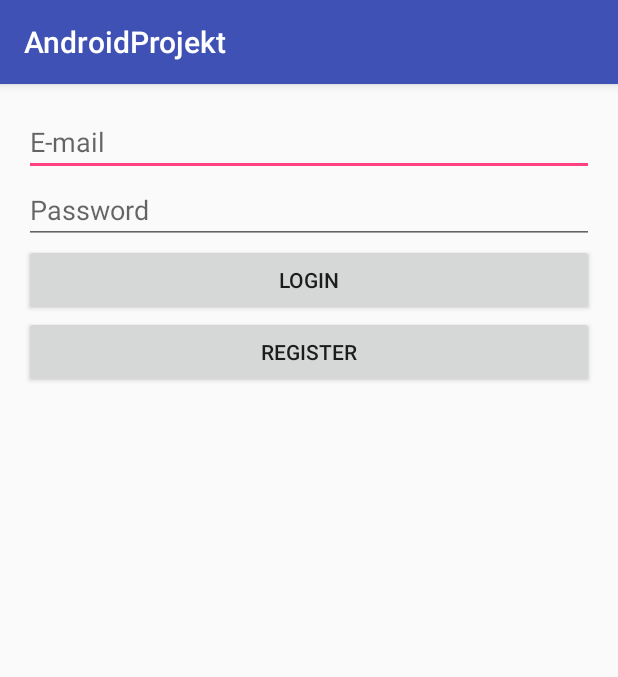
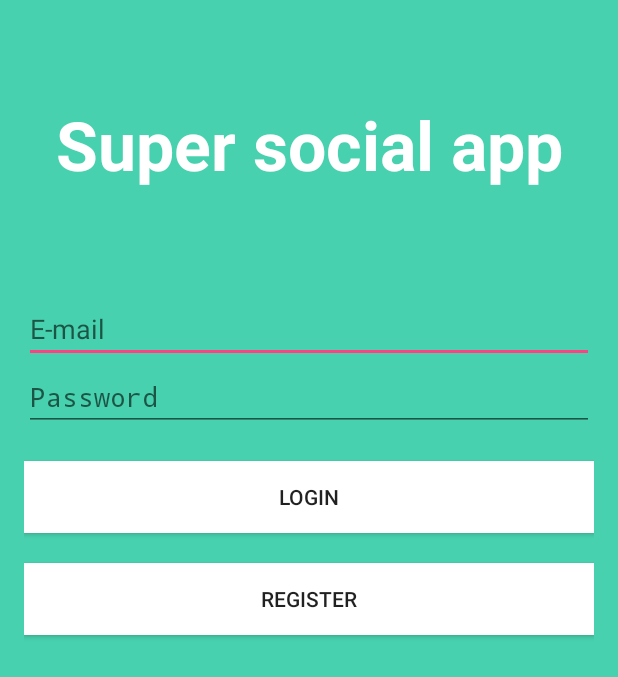
Before and after one commit to gvekan/tddd80-android-flask, an Android app: the screen it shows after launch (LoginActivity), on a phone screen of 412 x 824 dp. Shown: the top 677 px of the screen. Run offline under Robolectric (Android 15) with nearby library versions, the phone set to English and light mode, and no system bars; our stand-ins replace Volley.

Commit message:
ändrat mycket i layout

```diff
--- a/AndroidProjekt/app/build.gradle
+++ b/AndroidProjekt/app/build.gradle
@@ -2,7 +2,7 @@ apply plugin: 'com.android.application'
 
 android {
     compileSdkVersion 23
-    buildToolsVersion "23.0.2"
+    buildToolsVersion '25.0.0'
     defaultConfig {
         applicationId "com.example.simsu451.androidprojekt"
         minSdkVersion 23
--- a/AndroidProjekt/app/src/main/AndroidManifest.xml
+++ b/AndroidProjekt/app/src/main/AndroidManifest.xml
@@ -30,7 +30,7 @@
         <activity android:name=".chat.ChatActivity" />
         <activity android:name=".friend.FriendsActivity" />
         <activity android:name=".friend.RequestsActivity" />
-        <activity android:name=".UsersActivity"></activity>
+        <activity android:name=".UsersActivity"/>
     </application>
 
 </manifest>
--- a/AndroidProjekt/app/src/main/java/com/example/simsu451/androidprojekt/LoginActivity.java
+++ b/AndroidProjekt/app/src/main/java/com/example/simsu451/androidprojekt/LoginActivity.java
@@ -6,6 +6,8 @@ import android.content.Intent;
 import android.support.v7.app.AppCompatActivity;
 import android.os.Bundle;
 import android.view.View;
+import android.view.Window;
+import android.view.WindowManager;
 import android.widget.Button;
 import android.widget.EditText;
 import android.widget.Toast;
@@ -26,7 +28,9 @@ import com.example.simsu451.androidprojekt.wall.WallActivity;
 import org.json.JSONException;
 import org.json.JSONObject;
 
-public class LoginActivity extends AppCompatActivity {
+import java.util.MissingResourceException;
+
+public class LoginActivity extends Activity {
     private Class intentClass;
     private Bundle savedInstanceState;
 
@@ -35,13 +39,12 @@ public class LoginActivity extends AppCompatActivity {
         super.onCreate(savedInstanceState);
         setContentView(R.layout.activity_login);
 
-        this.savedInstanceState = savedInstanceState;
+        intentClass = WallActivity.class;
 
-
+        try {
             String toast = savedInstanceState.getString("toast");
-        if (toast != null && !toast.isEmpty()) Toast.makeText(this, toast, Toast.LENGTH_SHORT).show();
-
-        intentClass = WallActivity.class;
+            if (toast != null && !toast.isEmpty())
+                Toast.makeText(this, toast, Toast.LENGTH_SHORT).show();
             String classString = savedInstanceState.getString("class");
             if (classString != null) {
                 String[] className = classString.split(".");
@@ -60,6 +63,12 @@ public class LoginActivity extends AppCompatActivity {
                         break;
                 }
             }
+            this.savedInstanceState = savedInstanceState;
+        } catch (MissingResourceException | NullPointerException ignore) {
+            this.savedInstanceState = new Bundle();
+        }
+
+
 
         Button registerButton = (Button) findViewById(R.id.registerButton);
         if (registerButton == null) throw new AssertionError("registerButton is null");
--- /dev/null
+++ b/AndroidProjekt/app/src/main/res/color/color.xml
@@ -0,0 +1,4 @@
+<?xml version="1.0" encoding="utf-8"?>
+<selector xmlns:android="http://schemas.android.com/apk/res/android">
+
+</selector>
--- a/AndroidProjekt/app/src/main/res/layout/activity_chat.xml
+++ b/AndroidProjekt/app/src/main/res/layout/activity_chat.xml
@@ -22,7 +22,9 @@
             android:layout_width="match_parent"
             android:layout_height="match_parent"
             android:id="@+id/lwChat"
-            android:stackFromBottom="true" />
+            android:stackFromBottom="true"
+            android:divider="@null"
+            android:dividerHeight="0dp"/>
 
     </android.support.v4.widget.SwipeRefreshLayout>
 
--- a/AndroidProjekt/app/src/main/res/layout/activity_login.xml
+++ b/AndroidProjekt/app/src/main/res/layout/activity_login.xml
@@ -9,7 +9,19 @@
     android:paddingRight="@dimen/activity_horizontal_margin"
     android:paddingTop="@dimen/activity_vertical_margin"
     tools:context="com.example.simsu451.androidprojekt.LoginActivity"
-    android:orientation="vertical">
+    android:orientation="vertical"
+    android:background="@color/colorPrimary">
+
+    <TextView
+        android:text="Super social app"
+        android:layout_width="match_parent"
+        android:layout_height="wrap_content"
+        android:textAlignment="center"
+        android:textSize="45sp"
+        android:textColor="#FFFFFF"
+        android:textStyle="bold"
+        android:layout_marginTop="50dp"
+        android:layout_marginBottom="70dp"/>
 
     <EditText
         android:hint="@string/e_mail"
@@ -31,11 +43,17 @@
         android:text="@string/login"
         android:layout_width="match_parent"
         android:layout_height="wrap_content"
-        android:id="@+id/loginButton" />
+        android:id="@+id/loginButton"
+        android:background="#FFFFFF"
+        android:layout_marginTop="20dp"
+        android:layout_marginBottom="20dp"
+        android:layout_gravity="center"
+        />
 
     <Button
         android:text="@string/register"
         android:layout_width="match_parent"
         android:layout_height="wrap_content"
-        android:id="@+id/registerButton" />
+        android:id="@+id/registerButton"
+        android:background="#FFFFFF"/>
 </LinearLayout>
--- /dev/null
+++ b/AndroidProjekt/app/src/main/res/layout/message.xml
@@ -0,0 +1,6 @@
+<?xml version="1.0" encoding="utf-8"?>
+<FrameLayout xmlns:android="http://schemas.android.com/apk/res/android"
+    android:layout_width="match_parent"
+    android:layout_height="wrap_content"
+    android:id="@+id/flMessage">
+</FrameLayout>
--- a/AndroidProjekt/app/src/main/res/values/colors.xml
+++ b/AndroidProjekt/app/src/main/res/values/colors.xml
@@ -1,6 +1,6 @@
 <?xml version="1.0" encoding="utf-8"?>
 <resources>
-    <color name="colorPrimary">#3F51B5</color>
-    <color name="colorPrimaryDark">#303F9F</color>
+    <color name="colorPrimary">#47d1ae</color>
+    <color name="colorPrimaryDark">#29A384</color>
     <color name="colorAccent">#FF4081</color>
 </resources>
--- a/AndroidProjekt/build.gradle
+++ b/AndroidProjekt/build.gradle
@@ -5,7 +5,7 @@ buildscript {
         jcenter()
     }
     dependencies {
-        classpath 'com.android.tools.build:gradle:2.2.2'
+        classpath 'com.android.tools.build:gradle:2.3.2'
 
         // NOTE: Do not place your application dependencies here; they belong
         // in the individual module build.gradle files
```
Also changed, not shown: AndroidProjekt/app/src/main/java/com/example/simsu451/androidprojekt/chat/ChatActivity.java (+6 -5 lines), AndroidProjekt/app/src/main/java/com/example/simsu451/androidprojekt/chat/ChatAdapter.java (+23 -13 lines), AndroidProjekt/app/src/main/res/drawable/friend_bubble.xml (added, +16 -0 lines), AndroidProjekt/app/src/main/res/drawable/user_bubble.xml (added, +16 -0 lines), AndroidProjekt/app/src/main/res/layout/activity_friend_requests.xml (+10 -9 lines), AndroidProjekt/app/src/main/res/layout/chat_message.xml (deleted, +0 -17 lines), AndroidProjekt/app/src/main/res/layout/dialog_friend.xml (added, +14 -0 lines), AndroidProjekt/app/src/main/res/layout/dialog_user.xml (added, +19 -0 lines), AndroidProjekt/gradle/wrapper/gradle-wrapper.properties. Lines whose indentation alone changed are shown as unchanged.
